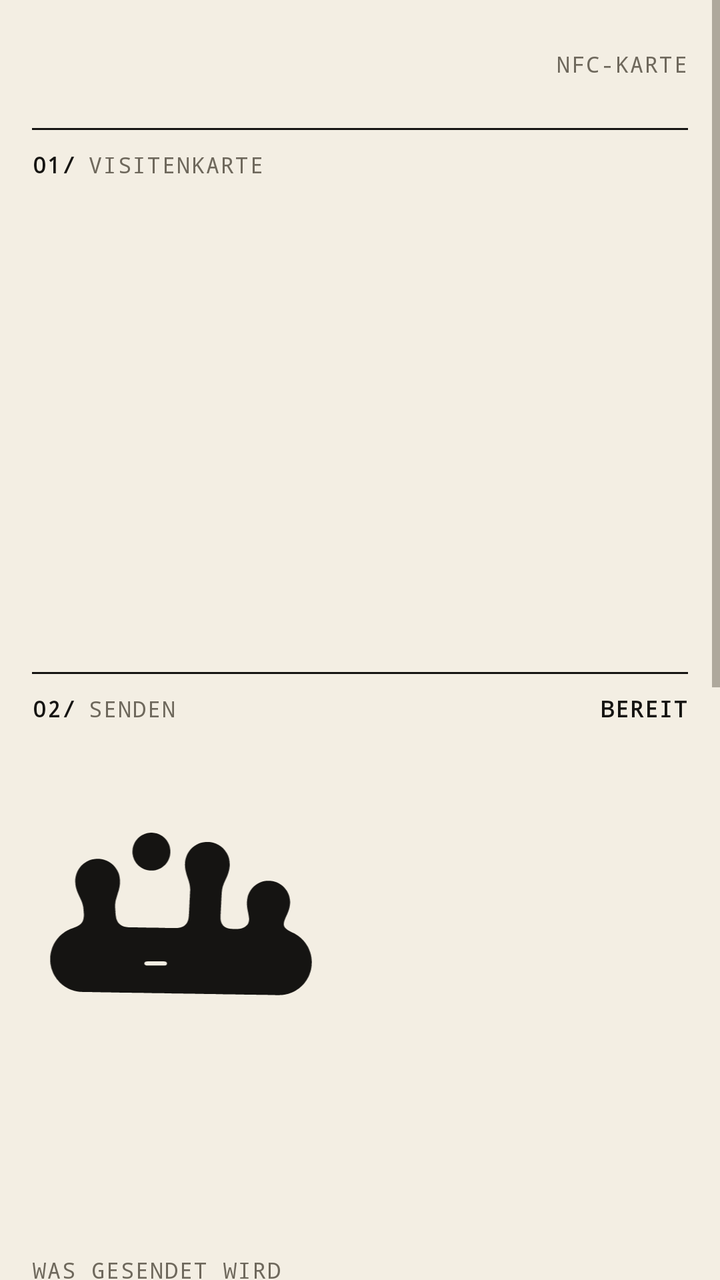
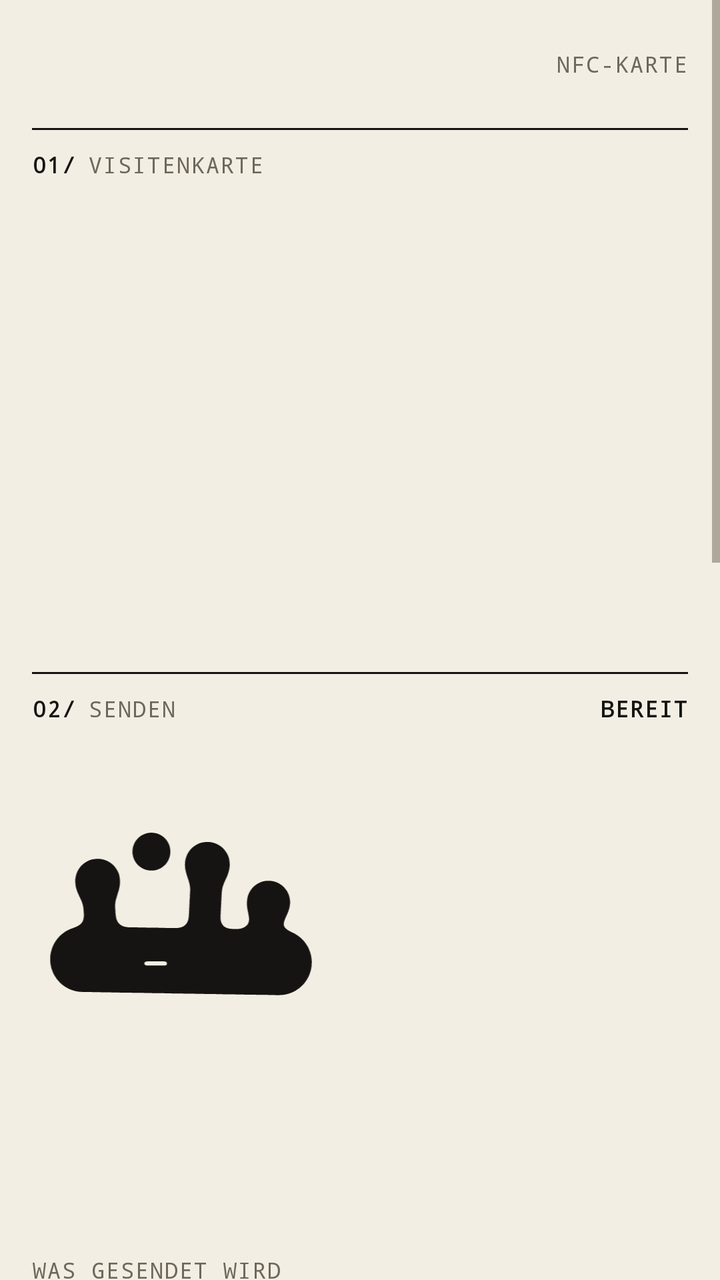

Two renders of the same Android screen: before a commit and after it. Below are the layout's source before the change and the commit's diff.
<!-- AndroidManifest.xml: application theme AppTheme -->
<!-- res/layout/activity_main.xml -->
<?xml version="1.0" encoding="utf-8"?>
<ScrollView xmlns:android="http://schemas.android.com/apk/res/android"
    android:id="@+id/scroll"
    android:layout_width="match_parent"
    android:layout_height="match_parent"
    android:background="@color/paper"
    android:fillViewport="true">

    <LinearLayout
        android:layout_width="match_parent"
        android:layout_height="wrap_content"
        android:orientation="vertical"
        android:paddingLeft="16dp"
        android:paddingRight="16dp"
        android:paddingBottom="32dp">

        
        <LinearLayout
            android:layout_width="match_parent"
            android:layout_height="64dp"
            android:gravity="center_vertical"
            android:orientation="horizontal">

            <ImageView
                android:id="@+id/logo"
                android:layout_width="wrap_content"
                android:layout_height="34dp"
                android:adjustViewBounds="true"
                android:contentDescription="rittau"
                android:scaleType="fitStart" />

            <TextView
                android:id="@+id/logoPlaceholder"
                style="@style/Kicker"
                android:text="LOGO · PLATZHALTER"
                android:visibility="gone" />

            <View
                android:layout_width="0dp"
                android:layout_height="1dp"
                android:layout_weight="1" />

            <TextView
                style="@style/Kicker"
                android:text="NFC-KARTE" />
        </LinearLayout>

        <View style="@style/Line" />

        
        <LinearLayout style="@style/SectionHead">
            <TextView style="@style/KickerNum" android:layout_marginRight="6dp" android:text="01/" />
            <TextView style="@style/Kicker" android:text="Visitenkarte" />
        </LinearLayout>

        <TextView
            android:id="@+id/name"
            android:layout_width="match_parent"
            android:layout_height="wrap_content"
            android:layout_marginTop="40dp"
            android:fontFamily="sans-serif-medium"
            android:includeFontPadding="false"
            android:letterSpacing="-0.045"
            android:lineSpacingMultiplier="0.95"
            android:textColor="@color/ink"
            android:textSize="46sp" />

        <TextView
            android:id="@+id/statement"
            android:layout_width="match_parent"
            android:layout_height="wrap_content"
            android:layout_marginTop="14dp"
            android:fontFamily="sans-serif-medium"
            android:letterSpacing="-0.03"
            android:lineSpacingMultiplier="1.04"
            android:textColor="@color/ink"
            android:textSize="24sp" />

        <LinearLayout
            android:id="@+id/meta"
            android:layout_width="match_parent"
            android:layout_height="wrap_content"
            android:layout_marginTop="40dp"
            android:orientation="vertical" />

        
        <View
            style="@style/Line"
            android:layout_marginTop="56dp" />

        <LinearLayout style="@style/SectionHead">
            <TextView style="@style/KickerNum" android:layout_marginRight="6dp" android:text="02/" />
            <TextView
                style="@style/Kicker"
                android:layout_width="0dp"
                android:layout_weight="1"
                android:text="Senden" />
            <TextView
                android:id="@+id/chip"
                style="@style/KickerNum"
                android:text="BEREIT" />
        </LinearLayout>

        <ImageView
            android:id="@+id/shape"
            android:layout_width="150dp"
            android:layout_height="wrap_content"
            android:layout_marginTop="32dp"
            android:adjustViewBounds="true"
            android:contentDescription="@null"
            android:src="@drawable/form_kamm" />

        <TextView
            android:id="@+id/status"
            android:layout_width="match_parent"
            android:layout_height="wrap_content"
            android:layout_marginTop="28dp"
            android:fontFamily="sans-serif-medium"
            android:letterSpacing="-0.03"
            android:lineSpacingMultiplier="1.05"
            android:textColor="@color/ink"
            android:textSize="26sp" />

        <TextView
            android:id="@+id/diag"
            style="@style/Kicker"
            android:layout_width="match_parent"
            android:layout_marginTop="12dp"
            android:lineSpacingMultiplier="1.3"
            android:textAllCaps="false" />

        <TextView
            android:id="@+id/nfcSettings"
            style="@style/PillPrimary"
            android:layout_marginTop="20dp"
            android:text="NFC einschalten"
            android:visibility="gone" />

        <TextView
            style="@style/FieldLabel"
            android:layout_marginTop="32dp"
            android:text="Was gesendet wird" />

        <LinearLayout
            android:layout_width="wrap_content"
            android:layout_height="wrap_content"
            android:orientation="horizontal">

            <TextView
                android:id="@+id/modeContact"
                style="@style/Toggle"
                android:text="Kontakt" />

            <TextView
                android:id="@+id/modeLink"
                style="@style/Toggle"
                android:layout_marginLeft="8dp"
                android:text="Website" />
        </LinearLayout>

        <LinearLayout
            android:layout_width="wrap_content"
            android:layout_height="wrap_content"
            android:layout_marginTop="8dp"
            android:orientation="horizontal">

            <TextView
                android:id="@+id/modeInstagram"
                style="@style/Toggle"
                android:text="Instagram" />

            <TextView
                android:id="@+id/modeCv"
                style="@style/Toggle"
                android:layout_marginLeft="8dp"
                android:text="Lebenslauf" />
        </LinearLayout>

        <TextView
            android:id="@+id/hint"
            android:layout_width="match_parent"
            android:layout_height="wrap_content"
            android:layout_marginTop="16dp"
            android:background="@drawable/hint_bg"
            android:lineSpacingMultiplier="1.45"
            android:paddingLeft="16dp"
            android:paddingTop="12dp"
            android:paddingRight="14dp"
            android:paddingBottom="12dp"
            android:textColor="@color/ink_2"
            android:textSize="15sp" />

        <TextView
            style="@style/FieldLabel"
            android:layout_marginTop="32dp"
            android:text="Ohne NFC" />

        <TextView
            android:id="@+id/shareCv"
            style="@style/Pill"
            android:text="Lebenslauf teilen" />

        
        <View
            style="@style/Line"
            android:layout_marginTop="56dp" />

        <LinearLayout style="@style/SectionHead">
            <TextView style="@style/KickerNum" android:layout_marginRight="6dp" android:text="03/" />
            <TextView style="@style/Kicker" android:text="Deine Daten" />
        </LinearLayout>

        <TextView
            android:id="@+id/editToggle"
            style="@style/Pill"
            android:layout_marginTop="20dp"
            android:text="Daten bearbeiten" />

        <LinearLayout
            android:id="@+id/editBox"
            android:layout_width="match_parent"
            android:layout_height="wrap_content"
            android:orientation="vertical"
            android:visibility="gone">

            <TextView style="@style/FieldLabel" android:text="Name" />
            <EditText
                android:id="@+id/fName"
                style="@style/Field"
                android:inputType="textPersonName|textCapWords" />

            <TextView style="@style/FieldLabel" android:text="Rolle" />
            <EditText
                android:id="@+id/fRole"
                style="@style/Field"
                android:inputType="textCapSentences" />

            <TextView style="@style/FieldLabel" android:text="Firma" />
            <EditText
                android:id="@+id/fCompany"
                style="@style/Field"
                android:inputType="text" />

            <TextView style="@style/FieldLabel" android:text="Abteilung" />
            <EditText
                android:id="@+id/fUnit"
                style="@style/Field"
                android:inputType="textCapWords" />

            <TextView style="@style/FieldLabel" android:text="E-Mail" />
            <EditText
                android:id="@+id/fEmail"
                style="@style/Field"
                android:inputType="textEmailAddress" />

            <TextView style="@style/FieldLabel" android:text="Telefon" />
            <EditText
                android:id="@+id/fPhone"
                style="@style/Field"
                android:inputType="phone" />

            <TextView style="@style/FieldLabel" android:text="Website" />
            <EditText
                android:id="@+id/fWeb"
                style="@style/Field"
                android:inputType="textUri" />

            <TextView style="@style/FieldLabel" android:text="Instagram" />
            <EditText
                android:id="@+id/fInstagram"
                style="@style/Field"
                android:hint="\@deinname"
                android:inputType="textUri" />

            <TextView style="@style/FieldLabel" android:text="LinkedIn" />
            <EditText
                android:id="@+id/fLinkedin"
                style="@style/Field"
                android:hint="linkedin.com/in/deinname"
                android:inputType="textUri" />

            <TextView style="@style/FieldLabel" android:text="Lebenslauf (Link zur PDF)" />
            <EditText
                android:id="@+id/fCv"
                style="@style/Field"
                android:inputType="textUri" />

            <TextView style="@style/FieldLabel" android:text="Ort" />
            <EditText
                android:id="@+id/fCity"
                style="@style/Field"
                android:inputType="textCapWords" />

            <LinearLayout
                android:layout_width="wrap_content"
                android:layout_height="wrap_content"
                android:layout_marginTop="24dp"
                android:orientation="horizontal">

                <TextView
                    android:id="@+id/save"
                    style="@style/PillPrimary"
                    android:text="Speichern" />

                <TextView
                    android:id="@+id/cancel"
                    style="@style/Pill"
                    android:layout_marginLeft="8dp"
                    android:text="Abbrechen" />
            </LinearLayout>
        </LinearLayout>

        
        <LinearLayout
            android:id="@+id/updateBox"
            android:layout_width="match_parent"
            android:layout_height="wrap_content"
            android:orientation="vertical"
            android:visibility="gone">

            <View
                style="@style/Line"
                android:layout_marginTop="56dp" />

            <LinearLayout style="@style/SectionHead">
                <TextView style="@style/KickerNum" android:layout_marginRight="6dp" android:text="04/" />
                <TextView style="@style/Kicker" android:text="Update" />
            </LinearLayout>

            <TextView
                android:id="@+id/updateText"
                android:layout_width="match_parent"
                android:layout_height="wrap_content"
                android:layout_marginTop="16dp"
                android:background="@drawable/hint_bg"
                android:lineSpacingMultiplier="1.45"
                android:paddingLeft="16dp"
                android:paddingTop="12dp"
                android:paddingRight="14dp"
                android:paddingBottom="12dp"
                android:textColor="@color/ink_2"
                android:textSize="15sp" />

            <TextView
                android:id="@+id/updateBtn"
                style="@style/PillPrimary"
                android:layout_marginTop="16dp"
                android:text="Update laden" />
        </LinearLayout>

        
        <View
            style="@style/Line"
            android:layout_marginTop="64dp" />

        <TextView
            style="@style/Kicker"
            android:layout_marginTop="12dp"
            android:text="@string/footer"
            android:textAllCaps="false" />

        <TextView
            android:id="@+id/version"
            style="@style/Kicker"
            android:layout_marginTop="4dp" />
    </LinearLayout>
</ScrollView>
<!-- resources referenced by this layout -->
<resources>
  <color name="ink">#151412</color>
  <color name="ink_2">#4A463E</color>
  <color name="paper">#F3EEE3</color>
  <!-- drawable hint_bg (drawable) -->
  <?xml version="1.0" encoding="utf-8"?>
  <layer-list xmlns:android="http://schemas.android.com/apk/res/android">
      <item>
          <shape android:shape="rectangle"><solid android:color="@color/field" /></shape>
      </item>
      <item android:gravity="left|fill_vertical" android:width="3dp">
          <shape android:shape="rectangle"><solid android:color="@color/ink" /></shape>
      </item>
  </layer-list>
  <string name="footer">Ein NFC-Tool von Marcel Rittau &lt;3</string>
  <style name="Field">
          <item name="android:layout_width">match_parent</item>
          <item name="android:layout_height">wrap_content</item>
          <item name="android:background">@drawable/field_bg</item>
          <item name="android:padding">12dp</item>
          <item name="android:textSize">16sp</item>
          <item name="android:textColor">@color/ink</item>
          <item name="android:textColorHint">@color/ink_3</item>
          <item name="android:maxLines">1</item>
      </style>
  <style name="FieldLabel" parent="Kicker">
          <item name="android:layout_marginTop">18dp</item>
          <item name="android:layout_marginBottom">6dp</item>
      </style>
  <style name="Kicker">
          <item name="android:layout_width">wrap_content</item>
          <item name="android:layout_height">wrap_content</item>
          <item name="android:fontFamily">monospace</item>
          <item name="android:textSize">11sp</item>
          <item name="android:letterSpacing">0.06</item>
          <item name="android:textAllCaps">true</item>
          <item name="android:textColor">@color/ink_3</item>
      </style>
  <style name="KickerNum" parent="Kicker">
          <item name="android:textColor">@color/ink</item>
          <item name="android:textStyle">bold</item>
      </style>
  <style name="Line">
          <item name="android:layout_width">match_parent</item>
          <item name="android:layout_height">1dp</item>
          <item name="android:background">@color/ink</item>
      </style>
  <style name="Pill">
          <item name="android:layout_width">wrap_content</item>
          <item name="android:layout_height">wrap_content</item>
          <item name="android:minHeight">44dp</item>
          <item name="android:gravity">center</item>
          <item name="android:paddingLeft">20dp</item>
          <item name="android:paddingRight">20dp</item>
          <item name="android:background">@drawable/btn_pill</item>
          <item name="android:textColor">@color/btn_text</item>
          <item name="android:textSize">13.5sp</item>
          <item name="android:fontFamily">sans-serif-medium</item>
          <item name="android:clickable">true</item>
          <item name="android:focusable">true</item>
      </style>
  <style name="PillPrimary" parent="Pill">
          <item name="android:background">@drawable/btn_pill_primary</item>
          <item name="android:textColor">@color/paper</item>
      </style>
  <style name="SectionHead">
          <item name="android:layout_width">match_parent</item>
          <item name="android:layout_height">wrap_content</item>
          <item name="android:orientation">horizontal</item>
          <item name="android:paddingTop">10dp</item>
          <item name="android:paddingBottom">10dp</item>
          <item name="android:gravity">center_vertical</item>
      </style>
  <color name="field">#FBF8F1</color>
  <color name="ink_3">#6E685C</color>
  <color name="lime">#CDF443</color>
  <!-- unchanged entries left out for length: 7 -->
</resources>

<!-- the commit's change to res/layout/activity_main.xml (unified diff, before → after) -->
@@ -315,8 +315,7 @@
             android:id="@+id/updateBox"
             android:layout_width="match_parent"
             android:layout_height="wrap_content"
-            android:orientation="vertical"
-            android:visibility="gone">
+            android:orientation="vertical">
 
             <View
                 style="@style/Line"
@@ -329,6 +328,7 @@
 
             <TextView
                 android:id="@+id/updateText"
+                android:text="Lädt die neueste Version im Browser. Einfach über die alte installieren – deine Daten bleiben erhalten."
                 android:layout_width="match_parent"
                 android:layout_height="wrap_content"
                 android:layout_marginTop="16dp"
@@ -345,7 +345,7 @@
                 android:id="@+id/updateBtn"
                 style="@style/PillPrimary"
                 android:layout_marginTop="16dp"
-                android:text="Update laden" />
+                android:text="Nach Update suchen" />
         </LinearLayout>
 
         
